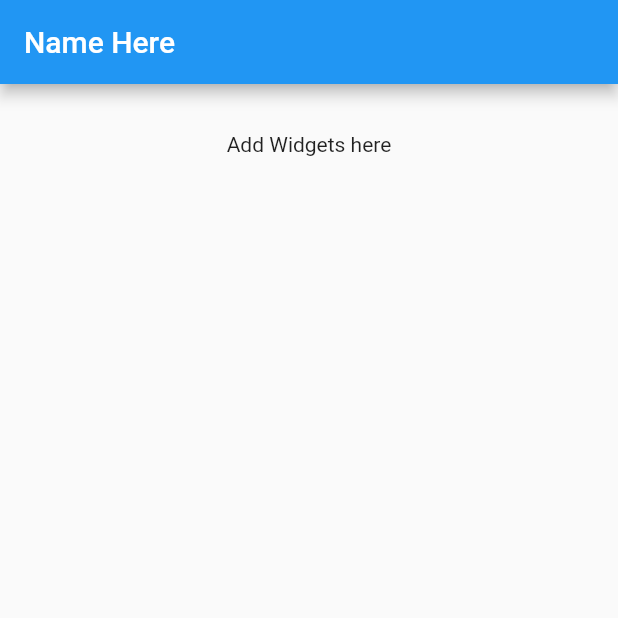
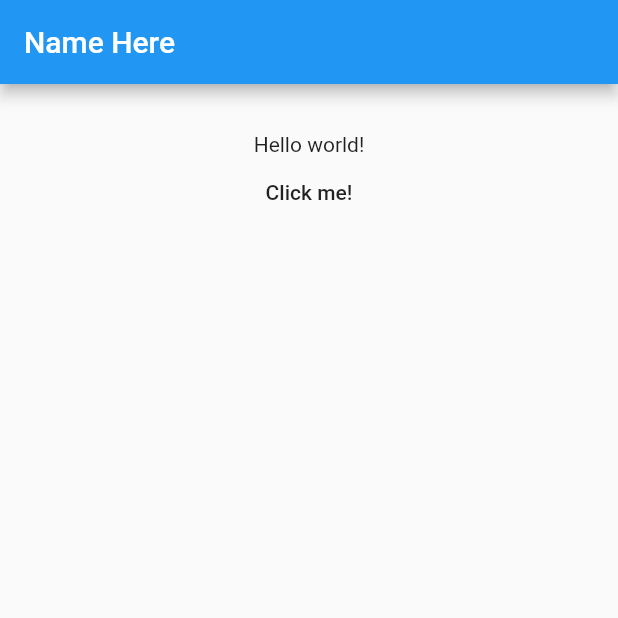
Before and after one commit to addeeandra/flutter-course-udemy, a Flutter app: the screen it shows after launch, on a phone screen of 412 x 824 dp, the top half of it. Run offline on Flutter 3.47's test engine with Material 2 defaults, Android fonts, the phone set to English and light mode, and no system bars.

Commit message:
finish button3

```diff
--- a/lib/main.dart
+++ b/lib/main.dart
@@ -10,6 +10,14 @@ class MyApp extends StatefulWidget {
 }
 
 class _State extends State<MyApp> {
+  String _value = 'Hello world!';
+
+  void _onPressed() {
+    setState(() {
+      _value = 'Yes, you did it!';
+    });
+  }
+
   @override
   Widget build(BuildContext context) {
     return Scaffold(
@@ -20,7 +28,10 @@ class _State extends State<MyApp> {
         padding: EdgeInsets.all(32),
         child: Center(
           child: Column(
-            children: <Widget>[Text('Add Widgets here')],
+            children: <Widget>[
+              Text(_value),
+              FlatButton(onPressed: _onPressed, child: Text('Click me!'))
+            ],
           ),
         ),
       ),
```
